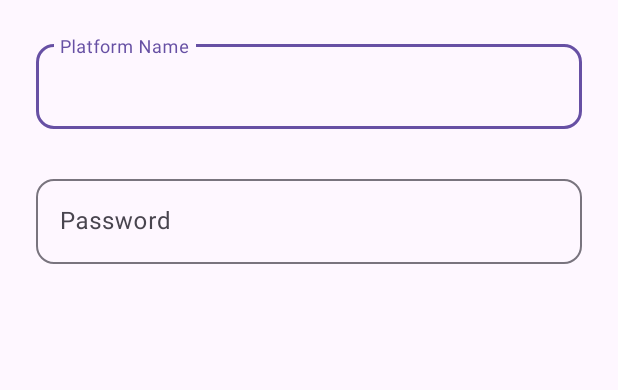
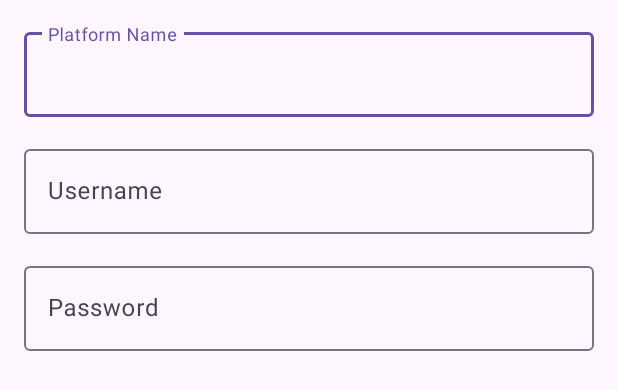
Before and after one commit to sushant-k-tiwari/Password-Manager, an Android app: the layout dialog_add_password.xml on its own in the app's theme, with its tools: preview values and no code run, on a phone screen of 412 x 824 dp. Shown: the top 390 px of the screen. Run offline under Robolectric (Android 15) with nearby library versions, the phone set to English and light mode, and no system bars.

Commit message:
username added

```diff
--- a/app/src/main/res/layout/activity_main.xml
+++ b/app/src/main/res/layout/activity_main.xml
@@ -6,7 +6,7 @@
     android:layout_width="match_parent"
     android:layout_height="match_parent"
     android:padding="16dp"
-    android:background="#effef7"
+    android:background="#e0e7ff"
     tools:context=".MainActivity">
 
     <TextView
@@ -15,7 +15,7 @@
         android:layout_height="wrap_content"
         android:layout_marginTop="20dp"
         android:text="Password Manager"
-        android:textColor="#03301f"
+        android:textColor="#1e1b4b"
         android:fontFamily="@font/poppinssemibold"
         android:textSize="32sp"
         android:textStyle="bold"
@@ -53,7 +53,7 @@
         app:layout_constraintStart_toStartOf="parent"
         app:layout_constraintTop_toTopOf="parent"
         app:layout_constraintVertical_bias="0.949"
-        android:backgroundTint="#108554"
+        android:backgroundTint="#4338ca"
         />
 
 </androidx.constraintlayout.widget.ConstraintLayout>
--- a/app/src/main/res/layout/dialog_add_password.xml
+++ b/app/src/main/res/layout/dialog_add_password.xml
@@ -3,22 +3,17 @@
     xmlns:app="http://schemas.android.com/apk/res-auto"
     xmlns:tools="http://schemas.android.com/tools"
     android:layout_width="match_parent"
-    android:layout_height="200dp"
-    android:padding="24dp"
-    >
+    android:layout_height="wrap_content"
+    android:padding="16dp">
 
+    <!-- Platform Name Input -->
     <com.google.android.material.textfield.TextInputLayout
+        android:id="@+id/textInputPlatform"
         android:layout_width="match_parent"
         android:layout_height="wrap_content"
         app:layout_constraintTop_toTopOf="parent"
         app:layout_constraintStart_toStartOf="parent"
-        app:layout_constraintEnd_toEndOf="parent"
-        app:layout_constraintBottom_toTopOf="@+id/textInputPassword"
-        app:layout_constraintVertical_bias="0.0"
-        app:boxCornerRadiusBottomEnd="12dp"
-        app:boxCornerRadiusBottomStart="12dp"
-        app:boxCornerRadiusTopEnd="12dp"
-        app:boxCornerRadiusTopStart="12dp">
+        app:layout_constraintEnd_toEndOf="parent">
 
         <com.google.android.material.textfield.TextInputEditText
             android:id="@+id/editTextPlatform"
@@ -28,20 +23,33 @@
             android:inputType="text" />
     </com.google.android.material.textfield.TextInputLayout>
 
+    <!-- Username Input -->
+    <com.google.android.material.textfield.TextInputLayout
+        android:id="@+id/textInputUsername"
+        android:layout_width="match_parent"
+        android:layout_height="wrap_content"
+        android:layout_marginTop="16dp"
+        app:layout_constraintTop_toBottomOf="@id/textInputPlatform"
+        app:layout_constraintStart_toStartOf="parent"
+        app:layout_constraintEnd_toEndOf="parent">
+
+        <com.google.android.material.textfield.TextInputEditText
+            android:id="@+id/editTextUsername"
+            android:layout_width="match_parent"
+            android:layout_height="wrap_content"
+            android:hint="Username"
+            android:inputType="text" />
+    </com.google.android.material.textfield.TextInputLayout>
+
+    <!-- Password Input -->
     <com.google.android.material.textfield.TextInputLayout
         android:id="@+id/textInputPassword"
         android:layout_width="match_parent"
         android:layout_height="wrap_content"
         android:layout_marginTop="16dp"
+        app:layout_constraintTop_toBottomOf="@id/textInputUsername"
         app:layout_constraintStart_toStartOf="parent"
-        app:layout_constraintEnd_toEndOf="parent"
-        app:layout_constraintBottom_toBottomOf="parent"
-        app:layout_constraintVertical_bias="1.0"
-        app:boxCornerRadiusBottomEnd="12dp"
-        app:boxCornerRadiusBottomStart="12dp"
-        app:boxCornerRadiusTopEnd="12dp"
-        app:boxCornerRadiusTopStart="12dp"
-        >
+        app:layout_constraintEnd_toEndOf="parent">
 
         <com.google.android.material.textfield.TextInputEditText
             android:id="@+id/editTextPassword"
@@ -51,4 +59,7 @@
             android:inputType="textVisiblePassword" />
     </com.google.android.material.textfield.TextInputLayout>
 
+
+
+
 </androidx.constraintlayout.widget.ConstraintLayout>
```
Also changed, not shown: app/src/main/java/com/sushant/passwordmanager/MainActivity.kt (+26 -17 lines), app/src/main/res/layout/item_password.xml (+24 -7 lines), app/src/main/res/drawable/ic_share.png (added).
